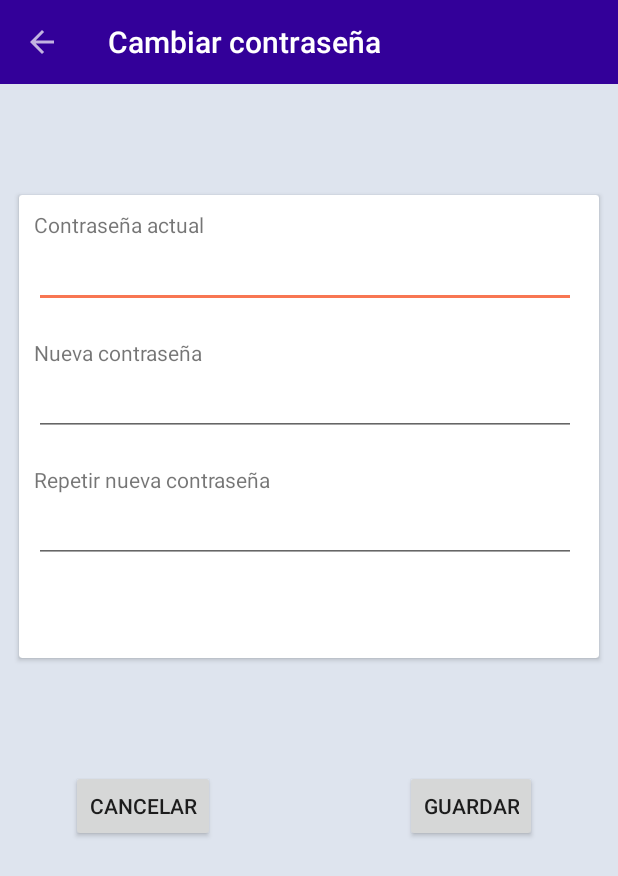
After one commit to nacho949/Aiscrim, an Android app: the CambiarPasswordActivity screen opened directly, with no data from a screen before it, on a phone screen of 412 x 824 dp. The commit adds this screen. Shown: the top 876 px of the screen. Run offline under Robolectric (Android 15) with nearby library versions, the phone set to English and light mode, and no system bars.

Commit message:
implementado la interfaz de cambiar contraseña

```diff
--- a/app/src/main/AndroidManifest.xml
+++ b/app/src/main/AndroidManifest.xml
@@ -10,13 +10,13 @@
         android:allowBackup="true"
         android:icon="@mipmap/ic_launcher"
         android:label="@string/app_name"
-        android:theme="@style/Theme.RicoPaRico"
-        android:largeHeap="true">
+        android:largeHeap="true"
+        android:theme="@style/Theme.RicoPaRico">
         <activity
             android:name=".ui.ActividadPrincipal"
             android:configChanges="screenSize|orientation"
             android:label="@string/app_name"
-            android:theme="@style/Theme.ConNavigationDrawer"></activity>
+            android:theme="@style/Theme.ConNavigationDrawer" />
         <activity
             android:name=".ui.ActividadConfiguracion"
             android:label="@string/titulo_actividad_configuracion"
@@ -35,7 +35,8 @@
                 <category android:name="android.intent.category.LAUNCHER" />
             </intent-filter>
         </activity>
-        <activity android:name=".ui.CestaCompraActivity"></activity>
+        <activity android:name=".ui.CestaCompraActivity" />
+        <activity android:name=".ui.CambiarPasswordActivity"></activity>
     </application>
 
 </manifest>
--- /dev/null
+++ b/app/src/main/java/com/aiscrim/application/ui/CambiarPasswordActivity.java
@@ -0,0 +1,38 @@
+package com.aiscrim.application.ui;
+
+import android.support.v7.app.AppCompatActivity;
+import android.os.Bundle;
+import android.support.v7.widget.Toolbar;
+import android.view.MenuItem;
+
+import com.aiscrim.application.R;
+
+public class CambiarPasswordActivity extends AppCompatActivity {
+
+    @Override
+    protected void onCreate(Bundle savedInstanceState) {
+        super.onCreate(savedInstanceState);
+        setContentView(R.layout.activity_cambiar_password);
+        agregarToolbar();
+    }
+
+    private void agregarToolbar() {
+        Toolbar toolbar = (Toolbar) findViewById(R.id.toolbar);
+        if (toolbar != null) {
+            setSupportActionBar(toolbar);
+            getSupportActionBar().setTitle("Cambiar contraseña");
+            getSupportActionBar().setDisplayHomeAsUpEnabled(true);
+            getSupportActionBar().setDisplayShowHomeEnabled(true);
+        }
+    }
+
+    public boolean onOptionsItemSelected(MenuItem item) {
+        switch (item.getItemId()) {
+            case android.R.id.home:
+                onBackPressed();
+                return true;
+        }
+
+        return super.onOptionsItemSelected(item);
+    }
+}
--- a/app/src/main/java/com/aiscrim/application/ui/FragmentoPerfil.java
+++ b/app/src/main/java/com/aiscrim/application/ui/FragmentoPerfil.java
@@ -1,5 +1,6 @@
 package com.aiscrim.application.ui;
 
+import android.content.Intent;
 import android.os.Bundle;
 import android.support.v4.app.Fragment;
 import android.support.v7.widget.CardView;
@@ -51,6 +52,7 @@ public class FragmentoPerfil extends Fragment {
             public void onClick(View v) {
                 Toast.makeText(v.getContext(), "Pulsado boton editar", Toast.LENGTH_SHORT).show();
                 nombreApellidos.setEnabled(true);
+                nombreApellidos.setSelection(nombreApellidos.getText().length());
                 mail.setEnabled(true);
                 tlf.setEnabled(true);
                 guardar.setVisibility(View.VISIBLE);
@@ -74,7 +76,8 @@ public class FragmentoPerfil extends Fragment {
         card.setOnClickListener(new View.OnClickListener() {
             public void onClick(View v) {
                 Toast.makeText(v.getContext(), "Pulsado boton contraseña", Toast.LENGTH_SHORT).show();
-
+                Intent intent = new Intent(getContext(), CambiarPasswordActivity.class);
+                startActivity(intent);
             }
         });
 
--- /dev/null
+++ b/app/src/main/res/layout/activity_cambiar_password.xml
@@ -0,0 +1,131 @@
+<?xml version="1.0" encoding="utf-8"?>
+
+<LinearLayout xmlns:android="http://schemas.android.com/apk/res/android"
+    xmlns:app="http://schemas.android.com/apk/res-auto"
+    xmlns:card_view="http://schemas.android.com/apk/res-auto"
+    android:layout_width="match_parent"
+    android:layout_height="match_parent"
+    android:orientation="vertical"
+    android:weightSum="1"
+    android:background="#dee4ee">
+    <android.support.v7.widget.Toolbar
+        android:id="@+id/toolbar"
+        android:layout_width="match_parent"
+        android:layout_height="?attr/actionBarSize"
+        android:background="?attr/colorPrimary"
+        android:theme="@style/ThemeOverlay.AppCompat.Dark"
+        app:popupTheme="@style/ThemeOverlay.AppCompat.Light" />
+
+    <android.support.v7.widget.CardView
+        android:layout_width="match_parent"
+        android:layout_height="wrap_content"
+        card_view:cardCornerRadius="2dp"
+        card_view:cardUseCompatPadding="true"
+        android:id="@+id/imagebutton2"
+        android:layout_weight="0.16"
+        android:layout_marginTop="70dp"
+        android:layout_marginLeft="10dp"
+        android:layout_marginRight="10dp">
+
+        <TextView
+            android:layout_width="wrap_content"
+            android:layout_height="wrap_content"
+            android:text="Contraseña actual"
+            android:id="@+id/textView"
+            android:layout_alignParentLeft="true"
+            android:layout_alignParentStart="true"
+            android:layout_alignParentTop="true"
+            android:layout_marginTop="10dp"
+            android:layout_marginLeft="10dp" />
+
+        <EditText
+            android:layout_width="match_parent"
+            android:layout_height="wrap_content"
+            android:inputType="textPassword"
+            android:ems="10"
+            android:id="@+id/actual_password"
+            android:layout_marginTop="30dp"
+            android:layout_alignParentLeft="true"
+            android:layout_alignParentStart="true"
+            android:layout_marginLeft="10dp"
+            android:layout_marginRight="15dp" />
+
+        <TextView
+            android:layout_width="wrap_content"
+            android:layout_height="wrap_content"
+            android:text="Nueva contraseña"
+            android:id="@+id/textView7"
+            android:layout_below="@+id/editText"
+            android:layout_alignParentLeft="true"
+            android:layout_alignParentStart="true"
+            android:layout_marginTop="95dp"
+            android:layout_marginLeft="10dp" />
+
+        <EditText
+            android:layout_width="match_parent"
+            android:layout_height="wrap_content"
+            android:inputType="textPassword"
+            android:ems="10"
+            android:id="@+id/nuevo_password"
+            android:layout_centerVertical="true"
+            android:layout_alignParentLeft="true"
+            android:layout_alignParentStart="true"
+            android:layout_marginTop="115dp"
+            android:layout_marginLeft="10dp"
+            android:layout_marginRight="15dp" />
+
+        <TextView
+            android:layout_width="wrap_content"
+            android:layout_height="wrap_content"
+            android:text="Repetir nueva contraseña"
+            android:id="@+id/textView8"
+            android:layout_centerVertical="true"
+            android:layout_alignParentLeft="true"
+            android:layout_alignParentStart="true"
+            android:layout_marginTop="180dp"
+            android:layout_marginLeft="10dp" />
+
+        <EditText
+            android:layout_width="match_parent"
+            android:layout_height="wrap_content"
+            android:inputType="textPassword"
+            android:ems="10"
+            android:id="@+id/repetir_nuevo_password"
+            android:layout_below="@+id/textView8"
+            android:layout_alignParentLeft="true"
+            android:layout_alignParentStart="true"
+            android:layout_marginTop="200dp"
+            android:layout_marginLeft="10dp"
+            android:layout_marginRight="15dp" />
+    </android.support.v7.widget.CardView>
+
+    <RelativeLayout
+        android:layout_width="match_parent"
+        android:layout_height="27dp"
+        android:layout_weight="0.18"
+        android:layout_marginTop="20dp">
+
+        <Button
+            android:layout_width="wrap_content"
+            android:layout_height="wrap_content"
+            android:text="Cancelar"
+            android:id="@+id/button2"
+            android:layout_marginLeft="47dp"
+            android:layout_marginStart="47dp"
+            android:layout_alignParentBottom="true"
+            android:layout_alignParentLeft="true"
+            android:layout_alignParentStart="true" />
+
+        <Button
+            android:layout_width="wrap_content"
+            android:layout_height="wrap_content"
+            android:text="Guardar"
+            android:id="@+id/button3"
+            android:layout_marginRight="54dp"
+            android:layout_marginEnd="54dp"
+            android:layout_alignParentBottom="true"
+            android:layout_alignParentRight="true"
+            android:layout_alignParentEnd="true" />
+    </RelativeLayout>
+
+</LinearLayout>
--- a/app/src/main/res/layout/fragmento_grupo_items.xml
+++ b/app/src/main/res/layout/fragmento_grupo_items.xml
@@ -4,14 +4,16 @@
 android:layout_width="match_parent"
 android:layout_height="match_parent"
 android:orientation="vertical"
-    android:weightSum="1">
+    android:weightSum="1"
+    android:background="#dee4ee">
     <android.support.v7.widget.RecyclerView xmlns:android="http://schemas.android.com/apk/res/android"
         android:id="@+id/reciclador"
         android:layout_width="match_parent"
         android:layout_height="0dp"
         android:scrollbars="vertical"
         android:padding="3dp"
-        android:layout_weight="0.96" />
+        android:layout_weight="0.96"
+        android:background="#dee4ee" />
 
     <android.support.design.widget.FloatingActionButton
         android:id="@+id/fab"
```
